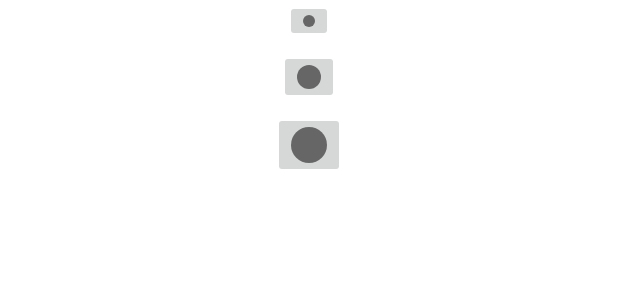
After one commit to ugfduhf/DrawingApp, an Android app: the layout dialog_brush_size.xml on its own in the app's theme, with its tools: preview values and no code run, on a phone screen of 412 x 824 dp. The commit adds this screen. Shown: the top 300 px of the screen. Run offline under Robolectric (Android 15) with nearby library versions, the phone set to English and light mode, and no system bars.

```diff
--- a/app/build.gradle
+++ b/app/build.gradle
@@ -1,6 +1,7 @@
 plugins {
     id 'com.android.application'
     id 'kotlin-android'
+    id 'kotlin-android-extensions'
 }
 
 android {
--- a/app/src/main/AndroidManifest.xml
+++ b/app/src/main/AndroidManifest.xml
@@ -4,9 +4,9 @@
 
     <application
         android:allowBackup="true"
-        android:icon="@mipmap/ic_launcher"
+        android:icon="@drawable/brush"
         android:label="@string/app_name"
-        android:roundIcon="@mipmap/ic_launcher_round"
+        android:roundIcon="@drawable/brush"
         android:supportsRtl="true"
         android:theme="@style/Theme.DrawingApp">
         <activity
--- /dev/null
+++ b/app/src/main/res/drawable/large.xml
@@ -0,0 +1,11 @@
+<?xml version="1.0" encoding="utf-8"?>
+<shape xmlns:android="http://schemas.android.com/apk/res/android"
+    android:dither="true"
+    android:shape="oval">
+    <size
+        android:width="24dp"
+        android:height="24dp" />
+    <solid android:color="#FF666666"/>
+
+
+</shape>
--- /dev/null
+++ b/app/src/main/res/drawable/medium.xml
@@ -0,0 +1,11 @@
+<?xml version="1.0" encoding="utf-8"?>
+<shape xmlns:android="http://schemas.android.com/apk/res/android"
+    android:dither="true"
+    android:shape="oval">
+    <size
+        android:width="16dp"
+        android:height="16dp" />
+    <solid android:color="#FF666666"/>
+
+
+</shape>
--- /dev/null
+++ b/app/src/main/res/drawable/small.xml
@@ -0,0 +1,11 @@
+<?xml version="1.0" encoding="utf-8"?>
+<shape xmlns:android="http://schemas.android.com/apk/res/android"
+    android:dither="true"
+    android:shape="oval">
+    <size
+        android:width="8dp"
+        android:height="8dp" />
+    <solid android:color="#FF666666"/>
+
+
+</shape>
--- /dev/null
+++ b/app/src/main/res/layout/dialog_brush_size.xml
@@ -0,0 +1,43 @@
+<?xml version="1.0" encoding="utf-8"?>
+<androidx.constraintlayout.widget.ConstraintLayout xmlns:android="http://schemas.android.com/apk/res/android"
+    android:layout_width="match_parent"
+    android:layout_height="match_parent"
+    xmlns:app="http://schemas.android.com/apk/res-auto">
+
+    <ImageButton
+        android:id="@+id/iBtn_small_brush"
+        android:layout_width="wrap_content"
+        android:layout_height="wrap_content"
+        android:src="@drawable/small"
+        app:layout_constraintBottom_toTopOf="@id/iBtn_small_brush"
+        app:layout_constraintBottom_toBottomOf="parent"
+        app:layout_constraintRight_toRightOf="parent"
+        app:layout_constraintLeft_toLeftOf="parent"
+         />
+    <ImageButton
+        android:id="@+id/iBtn_medium_brush"
+        android:layout_width="wrap_content"
+        android:layout_height="wrap_content"
+        android:src="@drawable/medium"
+        android:layout_marginTop="5dp"
+
+        app:layout_constraintTop_toBottomOf="@id/iBtn_small_brush"
+        app:layout_constraintEnd_toEndOf="parent"
+        app:layout_constraintStart_toStartOf="parent"
+        />
+    <ImageButton
+        android:id="@+id/iBtn_large_brush"
+        android:layout_width="wrap_content"
+        android:layout_height="wrap_content"
+        android:src="@drawable/large"
+        app:layout_constraintTop_toBottomOf="@id/iBtn_medium_brush"
+        android:layout_marginTop="5dp"
+        app:layout_constraintRight_toRightOf="parent"
+        app:layout_constraintLeft_toLeftOf="parent"
+        />
+
+
+
+
+
+</androidx.constraintlayout.widget.ConstraintLayout>
--- a/app/src/main/res/values/colors.xml
+++ b/app/src/main/res/values/colors.xml
@@ -7,4 +7,9 @@
     <color name="teal_700">#FF018786</color>
     <color name="black">#FF000000</color>
     <color name="white">#FFFFFFFF</color>
+    <color name="red">#BD1E1E</color>
+    <color name="yellow">#FFEB3B</color>
+    <color name="green">#0D9D13</color>
+    <color name="orange">#FF5722</color>
+
 </resources>
```
Also changed, not shown: app/src/main/java/com/example/drawingapp/DrawingView.kt (+9 -3 lines), app/src/main/java/com/example/drawingapp/MainActivity.kt (+35 -0 lines), app/src/main/res/drawable/background_drawing_view_layout.xml (added, +12 -0 lines), app/src/main/res/drawable/pallet_normal.xml (added, +32 -0 lines), app/src/main/res/drawable/pallet_pressed.xml (added, +32 -0 lines), app/src/main/res/layout/activity_main.xml (+120 -3 lines), app/src/main/res/drawable/brush.png (added).
